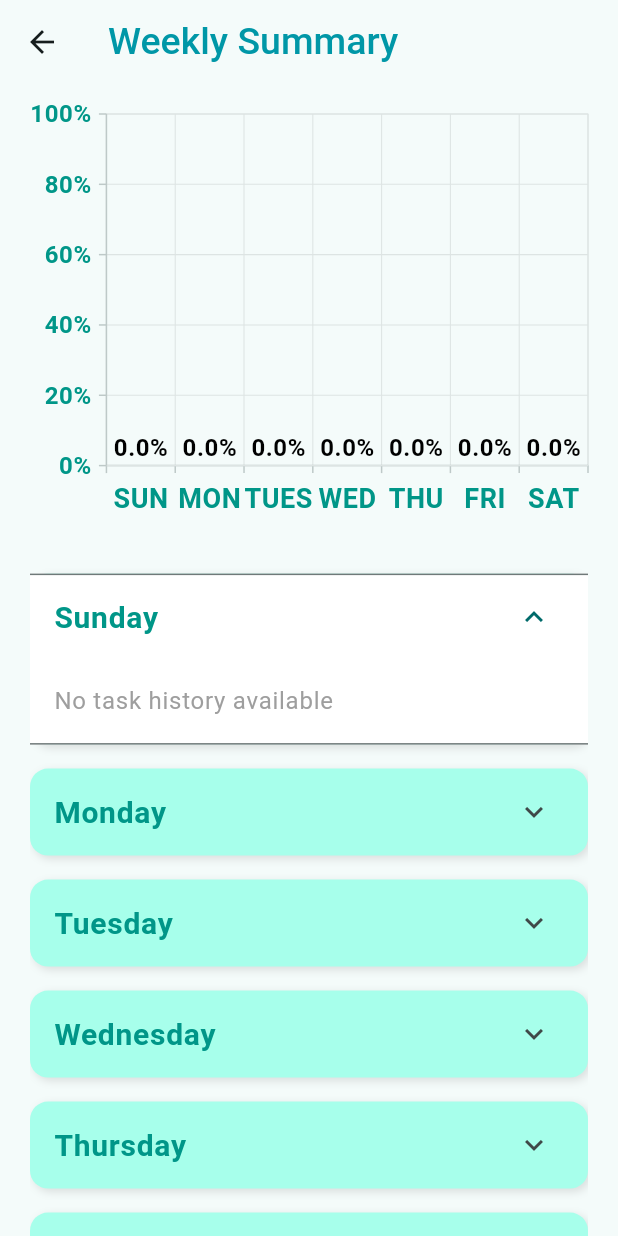
After one commit to dipankar049/TaskTrackr, a Flutter app: the WeeklySummery screen opened directly, after a tap on "Sunday", on a phone screen of 412 x 824 dp. The commit adds this screen. Run offline on Flutter 3.47's test engine with Material 3 defaults, Android fonts, the phone set to English and light mode, and no system bars; our stand-ins replace shared_preferences, sqflite, syncfusion_flutter_calendar, syncfusion_flutter_charts; accounts and stored records are empty.

Commit message:
Add weekly summery

```diff
--- a/lib/models/dailyTaskModel.dart
+++ b/lib/models/dailyTaskModel.dart
@@ -7,9 +7,19 @@ class DailyTaskModel {
   int? spentHours;
   String? state;
   int? completed;
+  String? createDate;
 
   // Constructor with optional 'id' parameter
-  DailyTaskModel(this.title, this.defaultMinutes, this.state, this.completed,{ this.spentMinutes, this.spentHours, this.id});
+  DailyTaskModel(
+    this.title,
+    this.defaultMinutes,
+    this.state,
+    this.completed,
+    this.createDate,
+    { this.spentMinutes,
+      this.spentHours,
+      this.id
+    });
 
   // Convert a Note into a Map. The keys must correspond to the names of the
   // columns in the database.
@@ -21,6 +31,7 @@ class DailyTaskModel {
     spentHours = map['spentHours'];
     state = map['state'];
     completed = map['completed'];
+    createDate = map['createDate'];
   }
 
 // Method to convert a 'DailyTaskModel' to a map
@@ -32,6 +43,7 @@ class DailyTaskModel {
       'spentHours': spentHours,
       'state': state,
       'completed': completed,
+      'createDate': createDate,
     };
   }
 }
--- /dev/null
+++ b/lib/models/task_history_model.dart
@@ -0,0 +1,50 @@
+class TaskHistory {
+  final int id;          // Primary key (auto-incremented)
+  final int taskId;     // Foreign key referencing the task
+  final String taskTitle; // Title of the task
+  final String date;     // Date of the task
+  final int duration;    // Duration in minutes
+  final int status;      // Status of the task
+
+  TaskHistory({
+    required this.id,
+    required this.taskId,
+    required this.taskTitle,
+    required this.date,
+    required this.duration,
+    required this.status,
+  });
+
+  // Factory method to create a TaskHistory object from a map (from the database)
+  factory TaskHistory.fromMap(Map<String, dynamic> map) {
+    return TaskHistory(
+      id: map['id'],              // Get the id from the map
+      taskId: map['taskId'],      // Get the taskId from the map
+      taskTitle: map['taskTitle'], // Get the taskTitle from the map
+      date: map['date'],          // Get the date from the map
+      duration: map['duration'],   // Get the duration from the map
+      status: map['status'],       // Get the status from the map
+    );
+  }
+
+  // TaskHistory.fromJson(Map<String, dynamic> map) {
+  //   id: map['id'],              // Get the id from the map
+  //   taskId: map['taskId'],      // Get the taskId from the map
+  //   taskTitle: map['taskTitle'], // Get the taskTitle from the map
+  //   date: map['date'],          // Get the date from the map
+  //   duration: map['duration'],   // Get the duration from the map
+  //   status: map['status'],
+  // }
+
+  // Method to convert TaskHistory object to a map for database insertion
+  Map<String, dynamic> toMap() {
+    return {
+      'id': id,
+      'taskId': taskId,
+      'taskTitle': taskTitle,
+      'date': date,
+      'duration': duration,
+      'status': status,
+    };
+  }
+}
--- a/lib/screens/UpdateTask.dart
+++ b/lib/screens/UpdateTask.dart
@@ -49,9 +49,9 @@ class _UpdateTaskState extends State<UpdateTask> {
           // Perform filtering and update the filteredTasks list
           filteredTasks = tasks.where((task) {
             return task.title!
-                    .toLowerCase()
-                    .contains(searchController.text.toLowerCase()) &&
-                    (task.state != 'remove');
+              .toLowerCase()
+              .contains(searchController.text.toLowerCase()) &&
+              (task.state != 'remove');
           }).toList();
         } else {
           // Clear the filteredTasks list
--- /dev/null
+++ b/lib/screens/weekly_summery.dart
@@ -0,0 +1,291 @@
+import 'package:flutter/material.dart';
+import 'package:task_master/models/dailyTaskModel.dart';
+import '../services/DatabaseHelper.dart';
+import 'package:syncfusion_flutter_charts/charts.dart';
+import 'package:intl/intl.dart';
+import 'package:task_master/models/task_history_model.dart';
+
+class WeeklySummery extends StatefulWidget {
+
+  @override
+  State<WeeklySummery> createState() => _WeeklySummeryState();
+}
+
+class _WeeklySummeryState extends State<WeeklySummery> {
+
+  DatabaseHelper taskDatabase = DatabaseHelper.instance;
+  List<DailyTaskModel> tasks = [];
+
+  late Future<List<Map<String, dynamic>>> _taskHistoryFuture;
+
+  @override
+  void initState() {
+    super.initState();
+    // Initialize the future to fetch data
+    _taskHistoryFuture = DatabaseHelper.instance.getTaskHistory();
+    refreshTasks();
+  }
+
+  Future<void> refreshTasks() async {
+    final value = await taskDatabase.getAll();
+    setState(() {
+      tasks = value;
+    });
+    await getCurrentWeekDates();
+    await calPercentage();
+  }
+
+  String getDayNameFromString(String dateString) {
+    DateTime date = DateTime.parse(dateString);  // Parse the string into a DateTime object
+    String dayName = DateFormat('EEEE').format(date);  // Get the full day name
+    return dayName;  // Return the day name as a string
+  }
+
+  List<String> weekDates = [];
+
+  Future<void> getCurrentWeekDates() async{
+    DateTime today = DateTime.now();
+    int currentDay = today.weekday;
+    DateTime sunday = today.subtract(Duration(days: currentDay % 7));
+    DateFormat dateFormat = DateFormat('yyyy-MM-dd');
+    // Clear the weekData map before populating it
+    weekData.clear();
+
+    // Populate the global weekDates list
+    for (int i = 0; i < 7; i++) {
+      DateTime day = sunday.add(Duration(days: i));
+      String formattedDate = dateFormat.format(day);
+      weekDates.add(formattedDate);
+    }
+  }
+
+  List<double> weekPrcntg = List<double>.filled(7, 0); // Initialize with 7 zeros
+  Map<String, List<TaskHistory?>> weekData = {}; // Map to store task history for each day
+
+  Future<void> calPercentage() async {
+    for (String dateString in weekDates) {
+      List<TaskHistory?> historyList = await taskDatabase.getTaskHistoryByDate(dateString);
+      weekData[dateString] = historyList;  // Store task history
+    }
+    // Ensure the UI is updated after calculating the weekData
+    setState(() {
+      displayWeekData();  // Call this to calculate and store the percentage
+    });
+  }
+
+  Future<void> displayWeekData() async {
+    int i = 0;
+    if (weekData.isNotEmpty) {
+      weekData.forEach((dateString, taskHistoryList) {
+        double total = 0;
+        double done = 0;
+        for (var history in taskHistoryList) {
+          // if()
+          if (history != null) {
+            if (history.status == 1) {
+              done += history.duration;
+            }
+            total += history.duration;
+          }
+        }
+
+        if (total > 0) {
+          weekPrcntg[i] = double.parse(((done / total) * 100).toStringAsFixed(2));  // Store percentage
+        } else {
+          weekPrcntg[i] = 0;  // Set 0% if no tasks
+        }
+        i++;
+      });
+
+      // Trigger a rebuild after weekPrcntg is calculated
+      setState(() {});
+    }
+  }
+
+  Widget buildTaskCard(List<TaskHistory?> taskList, String date) {
+    return Container(
+      margin: const EdgeInsets.symmetric(vertical: 8.0),  // Margin between cards
+      decoration: BoxDecoration(
+        color: Colors.tealAccent.shade100,  // Background color for the entire tile
+        borderRadius: BorderRadius.circular(12.0),  // Rounded corners with radius 12
+        boxShadow: [
+          BoxShadow(
+            color: Colors.grey.withOpacity(0.3), // Shadow color
+            blurRadius: 4.0, // Shadow blur radius
+            offset: const Offset(2, 2), // Offset of the shadow
+          ),
+        ],
+      ),
+      child: ExpansionTile(
+        title: Text(
+          getDayNameFromString(date),  // Display the date or day (e.g., 'SUNDAY')
+          style: const TextStyle(fontSize: 20, fontWeight: FontWeight.bold, color: Colors.teal),
+        ),
+        backgroundColor: Colors.white, // Background color for the expanded content
+        children: <Widget>[
+          if (taskList.isNotEmpty)
+            Container(
+              constraints: const BoxConstraints(
+                maxHeight: 200,  // Limit the height of the content
+              ),
+              child: SingleChildScrollView(
+                child: Column(
+                  children: taskList.map((task) {
+                    if (task != null) {
+                      return Padding(
+                        padding: const EdgeInsets.symmetric(vertical: 5.0, horizontal: 10.0),
+                        child: Column(
+                          crossAxisAlignment: CrossAxisAlignment.start,
+                          children: [
+                            Row(
+                              mainAxisAlignment: MainAxisAlignment.spaceBetween,
+                              children: [
+                                Expanded(
+                                  child: Text(
+                                    task.taskTitle,  // Display task title
+                                    style: const TextStyle(fontSize: 16, fontWeight: FontWeight.bold),
+                                    overflow: TextOverflow.ellipsis,
+                                  ),
+                                ),
+                                const SizedBox(width: 10),
+                                Text(
+                                  '${task.duration} mins',  // Display task duration
+                                  style: const TextStyle(fontSize: 14, color: Colors.grey),
+                                ),
+                                const SizedBox(width: 10),
+                                Text(
+                                  task.status == 1 ? '✔️' : '❌',  // Display status
+                                  style: const TextStyle(fontSize: 16, color: Colors.green),
+                                ),
+                              ],
+                            ),
+                            const Divider(thickness: 1, color: Colors.grey), // Divider line between tasks
+                          ],
+                        ),
+                      );
+                    } else {
+                      return const Text('No tasks available');
+                    }
+                  }).toList(),
+                ),
+              ),
+            )
+          else
+            const ListTile(
+              title: Text('No task history available', style: TextStyle(color: Colors.grey)),
+            ),
+        ],
+      ),
+    );
+  }
+
+  @override
+  Widget build(BuildContext context) {
+    final screenHeight = MediaQuery.of(context).size.height;  // Get the height of the screen
+    // final screenWidth = MediaQuery.of(context).size.width;    // Get the width of the screen
+
+    return Scaffold(
+      appBar: AppBar(
+        title: Text(
+          'Weekly Summary',
+          style: TextStyle(
+            fontSize: 25,
+            fontWeight: FontWeight.w500,
+            color: Colors.cyan[700],
+          ),
+        ),
+      ),
+      body: SingleChildScrollView(  // Allow the entire body to scroll
+        child: Container(
+          padding: const EdgeInsets.all(10),
+          child: Column(
+            children: [
+              Container(
+                constraints: BoxConstraints(
+                  maxHeight: screenHeight * 0.35,  // Set a maximum height for the chart
+                ),
+                child: SfCartesianChart(
+                  primaryXAxis: CategoryAxis(
+                    labelStyle: const TextStyle(
+                      fontSize: 18,  // Increased font size for better visibility
+                      color: Colors.teal,  // Changed label color to teal
+                      fontWeight: FontWeight.bold,  // Bold font for emphasis
+                    ),
+                    labelRotation: 0,  // Keeps X-axis labels horizontal
+                  ),
+                  primaryYAxis: NumericAxis(
+                    minimum: 0,
+                    maximum: 100, // Y-axis for percentages
+                    interval: 20,
+                    labelFormat: '{value}%', // Format for percentage display
+                    labelStyle: const  TextStyle(
+                      fontSize: 16,  // Increased font size for better visibility
+                      color: Colors.teal,  // Changed label color to teal
+                      fontWeight: FontWeight.bold,  // Bold font for emphasis
+                    ),
+                  ),
+                  series: <ChartSeries>[
+                    ColumnSeries<ChartData, String>(
+                      dataSource: [
+                        ChartData('SUN', weekPrcntg.length > 0 ? weekPrcntg[0] : 0),
+                        ChartData('MON', weekPrcntg.length > 1 ? weekPrcntg[1] : 0),
+                        ChartData('TUES', weekPrcntg.length > 2 ? weekPrcntg[2] : 0),
+                        ChartData('WED', weekPrcntg.length > 3 ? weekPrcntg[3] : 0),
+                        ChartData('THU', weekPrcntg.length > 4 ? weekPrcntg[4] : 0),
+                        ChartData('FRI', weekPrcntg.length > 5 ? weekPrcntg[5] : 0),
+                        ChartData('SAT', weekPrcntg.length > 6 ? weekPrcntg[6] : 0),
+                      ],
+                      xValueMapper: (ChartData data, _) => data.x,
+                      yValueMapper: (ChartData data, _) => data.y,
+                      color: Colors.tealAccent.shade200,  // Lighter shade for the column
+                      dataLabelSettings: const DataLabelSettings(
+                        isVisible: true,
+                        labelAlignment: ChartDataLabelAlignment.outer,
+                        textStyle: TextStyle(
+                          fontSize: 16,  // Increased font size for data labels
+                          color: Colors.black,
+                          fontWeight: FontWeight.w600,  // Slightly bold data labels
+                        ),
+                      ),
+                      dataLabelMapper: (ChartData data, _) => '${data.y}%', // Append '%' to data label
+                    ),
+                  ],
+                  tooltipBehavior: TooltipBehavior(
+                    enable: true,
+                    color: Colors.tealAccent.shade200,  // Tooltip background color
+                    textStyle: const TextStyle(
+                      color: Colors.white,  // Tooltip text color
+                      fontWeight: FontWeight.bold,  // Bold tooltip text
+                    ),
+                  ),
+                ),
+              ),
+              const SizedBox(height: 20),
+
+              // Task List Section
+              Container(
+                padding: const EdgeInsets.symmetric(horizontal: 10),
+                constraints: BoxConstraints(
+                  maxHeight: screenHeight * 0.55,  // Set a maximum height for the task list
+                ),
+                child: SingleChildScrollView(  // Allow the content to scroll
+                  child: Column(
+                    children: weekData.entries.map((entry) {
+                      return buildTaskCard(entry.value, entry.key);  // Passing taskList and the date
+                    }).toList(),
+                  ),
+                ),
+              ),
+            ],
+          ),
+        ),
+      ),
+    );
+  }
+}
+
+class ChartData {
+  ChartData(this.x, this.y);
+  final String x;
+  final double y;
+}
--- a/lib/services/DatabaseHelper.dart
+++ b/lib/services/DatabaseHelper.dart
@@ -3,6 +3,7 @@ import 'package:path/path.dart';
 import 'package:path_provider/path_provider.dart';
 import '../models/calenderTaskModel.dart';
 import 'package:task_master/models/dailyTaskModel.dart';
+import 'package:task_master/models/task_history_model.dart';
 
 class DatabaseHelper {
 
@@ -49,13 +50,15 @@ class DatabaseHelper {
             spentMinutes INTEGER,
             spentHours INTEGER,
             state TEXT,
-            completed INTEGER
+            completed INTEGER,
+            createDate TEXT
           )
         ''');
         await db.execute('''
           CREATE TABLE IF NOT EXISTS task_history (
             id INTEGER PRIMARY KEY AUTOINCREMENT,
             taskId INTEGER,
+            taskTitle TEXT,
             date TEXT,
             duration INTEGER,
             status INTEGER
@@ -139,8 +142,8 @@ class DatabaseHelper {
     final db = await database;
 
     var res = await db.update('DailyTask', task.toJson(),
-        where: 'id = ?',
-        whereArgs: [task.id]);
+      where: 'id = ?',
+      whereArgs: [task.id]);
     return res;
   }
 
@@ -208,4 +211,47 @@ class DatabaseHelper {
       whereArgs: [taskId],
     );
   }
+
+  Future<List<TaskHistory?>> getTaskHistoryByDate(String date) async {
+    Database db = await instance.database;
+
+    // Query the task_history table for a specific taskId
+    List<Map<String, dynamic>> result = await db.query(
+      'task_history',
+      where: 'date = ?',
+      whereArgs: [date],
+    );
+
+    // Convert each map into a TaskHistory object
+    List<TaskHistory> taskHistoryList = result.map((map) => TaskHistory.fromMap(map)).toList();
+
+    return taskHistoryList; // Return the list of TaskHistory objects
+  }
+
+  Future<int> updateTaskHistory(String taskTitle, int taskId, String date, int duration, int status) async {
+    Database db = await instance.database;
+
+    // Query the task_history table for a specific taskId
+    var res = await db.update('task_history',
+    {
+      'taskTitle' : taskTitle,
+      'duration' : duration,
+      'status' : status
+    },
+      where: 'taskId = ? AND date = ?',
+      whereArgs: [taskId, date],
+    );
+    return res;
+  }
+
+  Future<int> deleteTaskHistoryByDate(String date) async {
+    Database db = await instance.database;
+
+    // Delete rows in the task_history table where the date matches
+    return await db.delete(
+      'task_history',   // Name of your task history table
+      where: 'date = ?',  // Condition to match the date column
+      whereArgs: [date],  // Value for the date
+    );
+  }
 }
--- a/pubspec.yaml
+++ b/pubspec.yaml
@@ -39,6 +39,8 @@ dependencies:
   # Use with the CupertinoIcons class for iOS style icons.
   cupertino_icons: ^1.0.6
   syncfusion_flutter_calendar: ^20.3.47
+  syncfusion_flutter_charts: ^20.4.54
+  intl: ^0.17.0
 
 dev_dependencies:
   flutter_test:
```
Also changed, not shown: lib/screens/AddTask.dart (+6 -2 lines), lib/screens/HomePage.dart (+141 -74 lines), lib/screens/Overview.dart (deleted, +0 -104 lines), pubspec.lock.
